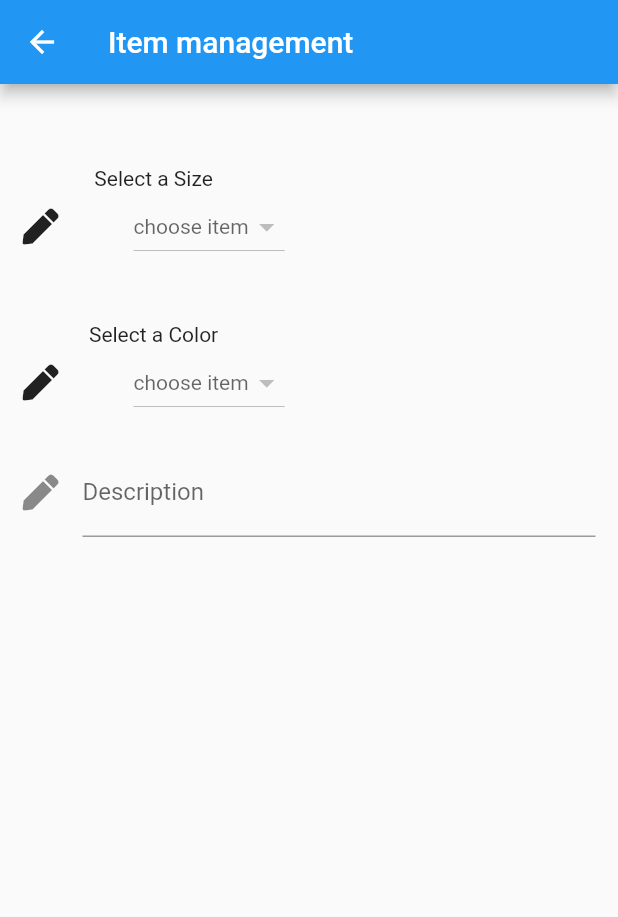
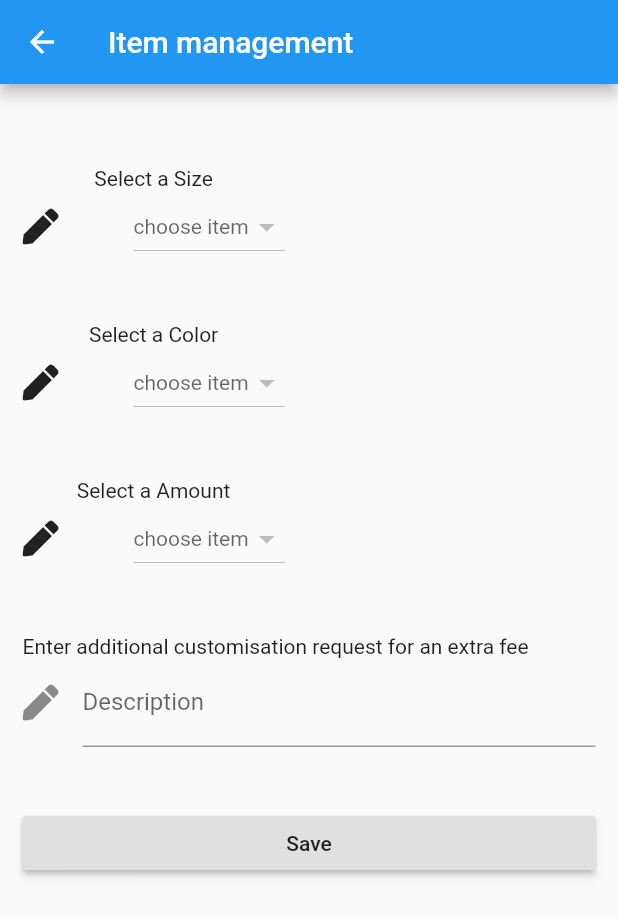
Before and after one commit to SahanChan/Voila-Gift-App, a Flutter app: the ItemManagement screen opened directly, on a phone screen of 412 x 824 dp. Shown: the top 917 px of the screen. Run offline on Flutter 3.47's test engine with Material 2 defaults, Android fonts, the phone set to English and light mode, and no system bars; our stand-ins replace cloud_firestore, firebase_auth, flutter_spinkit, font_awesome_flutter; accounts and stored records are empty.

Commit message:
drop down selectors complete, now saves to firebase

```diff
--- a/lib/screens/OrderCart/orderCart.dart
+++ b/lib/screens/OrderCart/orderCart.dart
@@ -317,7 +317,27 @@ class ItemManagement extends StatefulWidget {
 
 class _ItemManagementState extends State<ItemManagement> {
   var item;
+  var item1;
+  var item2;
   var selectedItem;
+  var selectedItem1;
+  var selectedItem2;
+
+
+  TextEditingController _textcontroller;
+
+
+  final _firestore = Firestore.instance;
+
+  @override
+  void initState() {
+    // TODO: implement initState
+    super.initState();
+
+    _textcontroller = TextEditingController();
+
+  }
+
 
 
   final GlobalKey<FormState> _formkey = new GlobalKey<FormState>();
@@ -374,7 +394,7 @@ class _ItemManagementState extends State<ItemManagement> {
                                   items: item,
                                   onChanged: (item) {
                                     final snackBar = SnackBar(
-                                        content: Text('Selected Item is $item',
+                                        content: Text('Selected size is $item',
                                           style: TextStyle(
                                               color: Color(0xff11b719)
                                           ),
@@ -405,11 +425,11 @@ class _ItemManagementState extends State<ItemManagement> {
                         if (!snapshot.hasData) {
                           Text("Loading");
                         } else {
-                          List<DropdownMenuItem> item = [];
+                          List<DropdownMenuItem> item1 = [];
                           for (int i = 0; i <
                               snapshot.data.documents.length; i++) {
                             DocumentSnapshot snap = snapshot.data.documents[i];
-                            item.add(
+                            item1.add(
                               DropdownMenuItem(
                                 child: Text(
                                   snap.documentID,
@@ -427,10 +447,10 @@ class _ItemManagementState extends State<ItemManagement> {
                               ),
                               SizedBox(width: 50,),
                               DropdownButton(
-                                items: item,
-                                onChanged: (item) {
+                                items: item1,
+                                onChanged: (item1) {
                                   final snackBar = SnackBar(
-                                      content: Text('Selected Item is $item',
+                                      content: Text('Selected Color is $item1',
                                         style: TextStyle(
                                             color: Color(0xff11b719)
                                         ),
@@ -438,10 +458,66 @@ class _ItemManagementState extends State<ItemManagement> {
                                   );
                                   Scaffold.of(context).showSnackBar(snackBar);
                                   setState(() {
-                                    selectedItem = item;
+                                    selectedItem1 = item1;
                                   });
                                 },
-                                value: selectedItem,
+                                value: selectedItem1,
+                                isExpanded: false,
+                                hint: new Text("choose item"),
+                                style: TextStyle(color: Color(0xff11b719)),
+                              ),
+                            ],
+                          );
+                        }
+                      },
+                    ),
+                    SizedBox(height: 40,),
+                    Text("Select a Amount"),
+                    StreamBuilder<QuerySnapshot>(
+                      stream: Firestore.instance.collection("Dropdown-Amount").snapshots(),
+
+                      // ignore: missing_return
+                      builder: (context,snapshot) {
+                        if (!snapshot.hasData) {
+                          Text("Loading");
+                        } else {
+                          List<DropdownMenuItem> item2 = [];
+                          for (int i = 0; i <
+                              snapshot.data.documents.length; i++) {
+                            DocumentSnapshot snap = snapshot.data.documents[i];
+                            item2.add(
+                              DropdownMenuItem(
+                                child: Text(
+                                  snap.documentID,
+                                  style: TextStyle(color: Color(0xff11b719)),
+                                ),
+
+                                value: "${snap.documentID}",
+                              ),
+                            );
+                          }
+                          return Row(
+                            mainAxisAlignment: MainAxisAlignment.center,
+                            children: <Widget>[
+                              Icon((FontAwesomeIcons.pen),
+                              ),
+                              SizedBox(width: 50,),
+                              DropdownButton(
+                                items: item2,
+                                onChanged: (item2) {
+                                  final snackBar = SnackBar(
+                                      content: Text('Number of items is $item2',
+                                        style: TextStyle(
+                                            color: Color(0xff11b719)
+                                        ),
+                                      )
+                                  );
+                                  Scaffold.of(context).showSnackBar(snackBar);
+                                  setState(() {
+                                    selectedItem2 = item2;
+                                  });
+                                },
+                                value: selectedItem2,
                                 isExpanded: false,
                                 hint: new Text("choose item"),
                                 style: TextStyle(color: Color(0xff11b719)),
@@ -455,8 +531,10 @@ class _ItemManagementState extends State<ItemManagement> {
                 ),
               ],
             ),
-            SizedBox(height: 20,),
+            SizedBox(height: 40,),
+            Text("Enter additional customisation request for an extra fee"),
             TextFormField(
+              controller: _textcontroller,
               decoration: InputDecoration(
                 icon: Icon(
                   FontAwesomeIcons.pen
@@ -464,7 +542,18 @@ class _ItemManagementState extends State<ItemManagement> {
                  hintText: 'Enter additional changes',
                 labelText: 'Description'
               ),
-            )
+            ),
+
+            SizedBox(height: 40,),
+
+            RaisedButton(
+              child: Text("Save"),
+                onPressed: (){
+
+                save();
+                }
+
+                )
           ],
         ),
 
@@ -472,4 +561,20 @@ class _ItemManagementState extends State<ItemManagement> {
 
     );
   }
+
+  void save(){
+
+    String txt = _textcontroller.text;
+
+    _firestore.collection("item management")
+        .document("item data")
+        .setData({
+      'Size': selectedItem,
+      'Color': selectedItem1,
+      'Amount': selectedItem2,
+      'Description' : txt
+    });
+
+    print("saved");
+  }
 }
```
